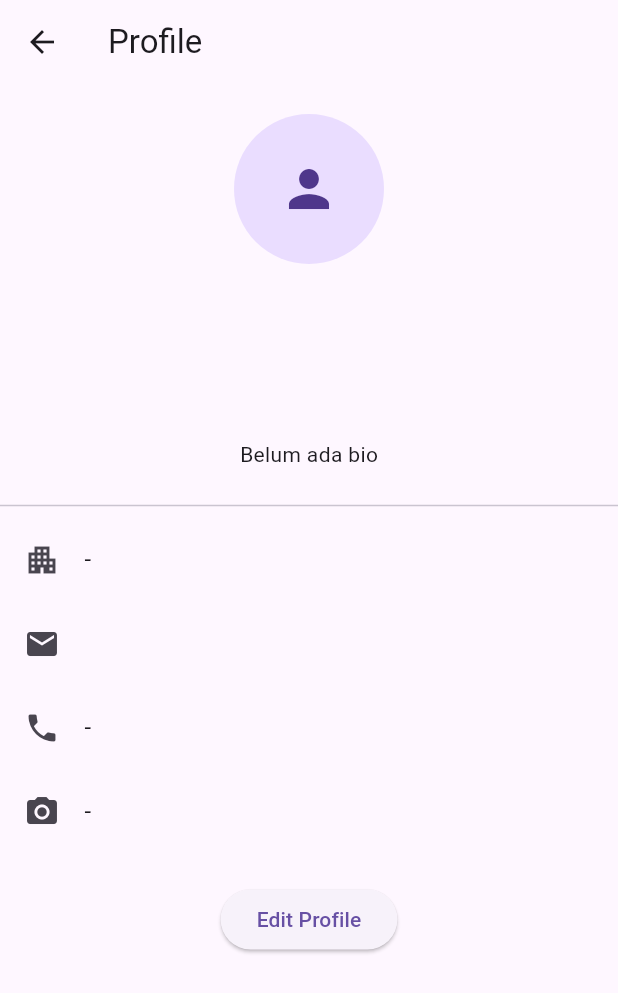
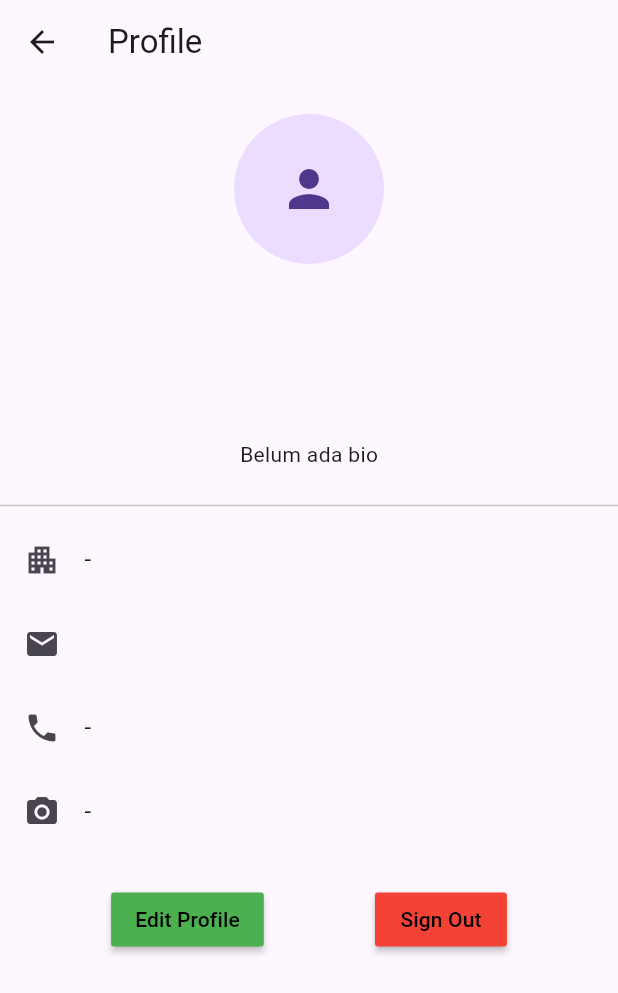
Before and after one commit to rizkyadde23/itc-the-seeker-2026-rizkyadde, a Flutter app: the ProfilePage screen opened by its route, on a phone screen of 412 x 824 dp. Shown: the top 993 px of the screen. Run offline on Flutter 3.47's test engine with Material 3 defaults, Android fonts, the phone set to English and light mode, and no system bars; our stand-ins replace cloud_firestore, firebase_auth, firebase_core, get; accounts and stored records are empty; network calls fail.

Commit message:
style : profile page

```diff
--- a/lib/pages/home_page.dart
+++ b/lib/pages/home_page.dart
@@ -8,6 +8,7 @@ import 'package:seeker/pages/structure_page.dart';
 import 'package:seeker/routes/app_routes.dart';
 
 class HomePage extends StatelessWidget {
+  HomePage({super.key});
   final controller = Get.put(HomeController());
   double? deviceWidth, deviceHeight;
 
--- a/lib/pages/profile_page.dart
+++ b/lib/pages/profile_page.dart
@@ -151,7 +151,13 @@ class _ProfilePageState extends State<ProfilePage> {
                 SizedBox(height: 20),
 
                 if (isOwner || isAdmin)
-                  ElevatedButton(
+                  Row(
+                    mainAxisAlignment: MainAxisAlignment.spaceEvenly,
+                    crossAxisAlignment: CrossAxisAlignment.center,
+                    mainAxisSize: MainAxisSize.max,
+                    children: [
+                      MaterialButton(
+                        color: Colors.green,
                         onPressed: () async {
                           await Get.toNamed(
                             AppRoutes.editProfile,
@@ -159,7 +165,55 @@ class _ProfilePageState extends State<ProfilePage> {
                           );
                           loadData();
                         },
-                    child: Text("Edit Profile"),
+                        child: Text(
+                          "Edit Profile",
+                          style: TextStyle(color: Colors.black),
+                        ),
+                      ),
+                      if (isOwner && !isAdmin)
+                        MaterialButton(
+                          color: Colors.red,
+                          onPressed: () async {
+                            Get.defaultDialog(
+                              title: "Sign Out",
+                              middleText: "Apakah Kamu Yakin?",
+                              buttonColor: Colors.red,
+                              cancel: TextButton(
+                                onPressed: () => Get.back(),
+                                style: TextButton.styleFrom(
+                                  side: BorderSide.none,
+                                ),
+                                child: Text(
+                                  "Cancel",
+                                  style: TextStyle(color: Colors.black),
+                                ),
+                              ),
+                              textConfirm: "Keluar",
+                              confirmTextColor: Colors.black,
+                              onConfirm: () async {
+                                try {
+                                  await FirebaseAuth.instance.signOut();
+                                  Get.back();
+                                  Get.offAllNamed(AppRoutes.login);
+                                  Get.snackbar(
+                                    "Signing Out",
+                                    "Anda Telah Keluar",
+                                  );
+                                } catch (e) {
+                                  Get.snackbar("Error", e.toString());
+                                }
+                              },
+                              onCancel: () {
+                                Get.back();
+                              },
+                            );
+                          },
+                          child: Text(
+                            "Sign Out",
+                            style: TextStyle(color: Colors.black),
+                          ),
+                        ),
+                    ],
                   ),
 
                 SizedBox(height: 20),
```
Lines whose indentation alone changed are shown as unchanged.
